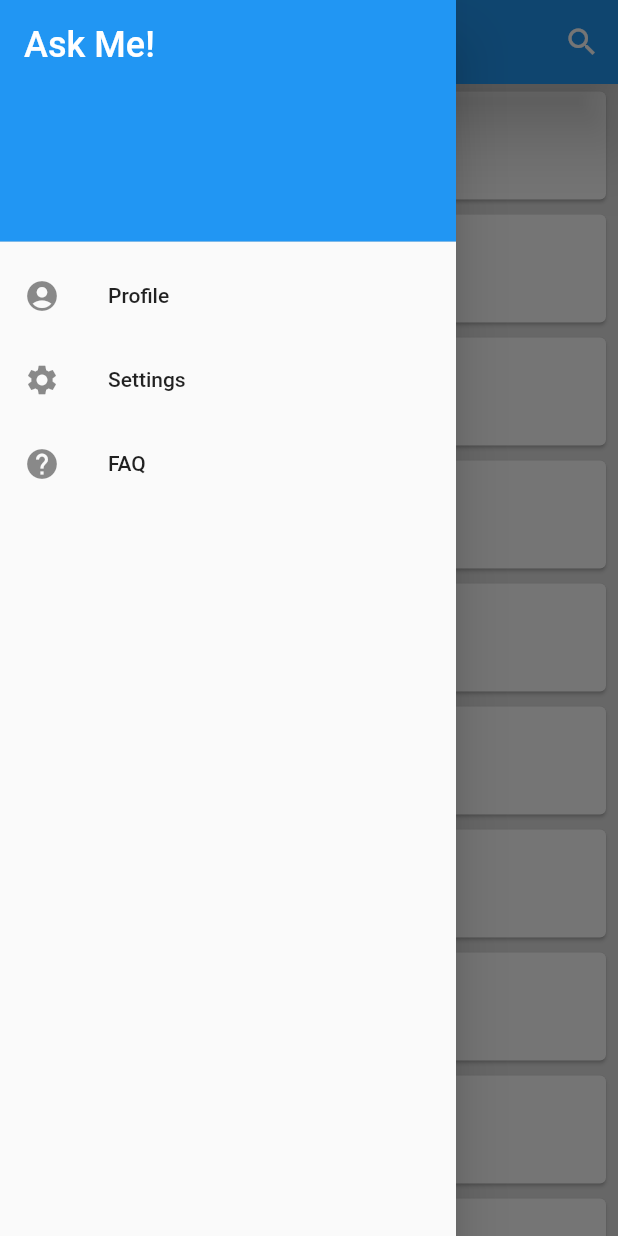
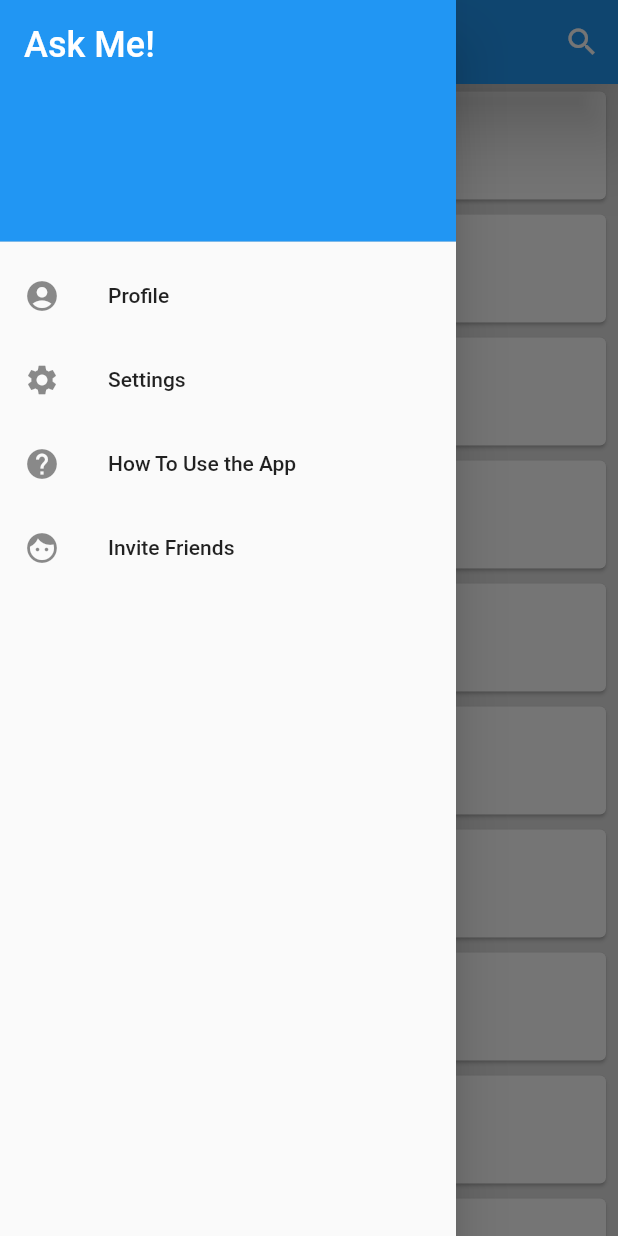
Before and after one commit to marcus-cmd/student_app_v1, a Flutter app: the screen it shows after launch, with the side drawer open, on a phone screen of 412 x 824 dp. Run offline on Flutter 3.47's test engine with Material 2 defaults, Android fonts, the phone set to English and light mode, and no system bars; network calls fail.

```diff
--- a/lib/studentlist.dart
+++ b/lib/studentlist.dart
@@ -107,8 +107,12 @@ class _StudentListState extends State<StudentList> {
             ),
             ListTile(
               leading: Icon(Icons.help),
-              title: Text('FAQ'),
+              title: Text('How To Use the App'),
               onTap: () => Navigator.push(context, MaterialPageRoute(builder: (BuildContext context) => Faq())),
+            ),
+            ListTile(
+              leading: Icon(Icons.face),
+              title: Text('Invite Friends'),
             ),
           ],
         ),
```
